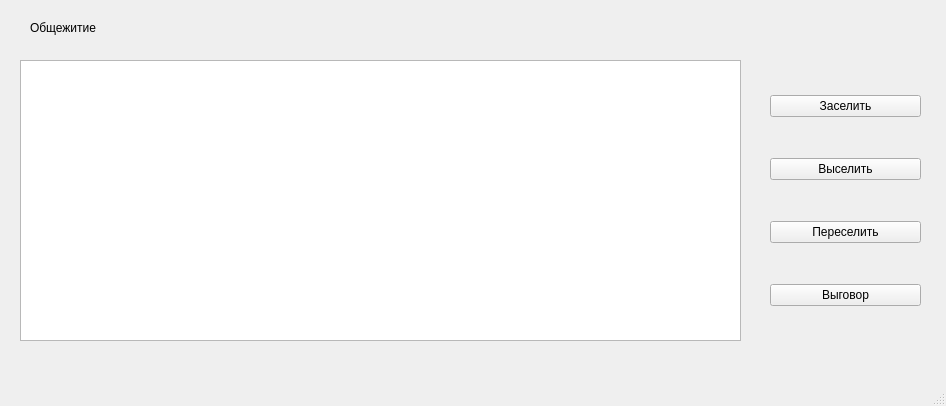
This is mainwindow.ui in OstPerino/DormitoryProject as Qt 5 draws it before an edit. The edited form follows.
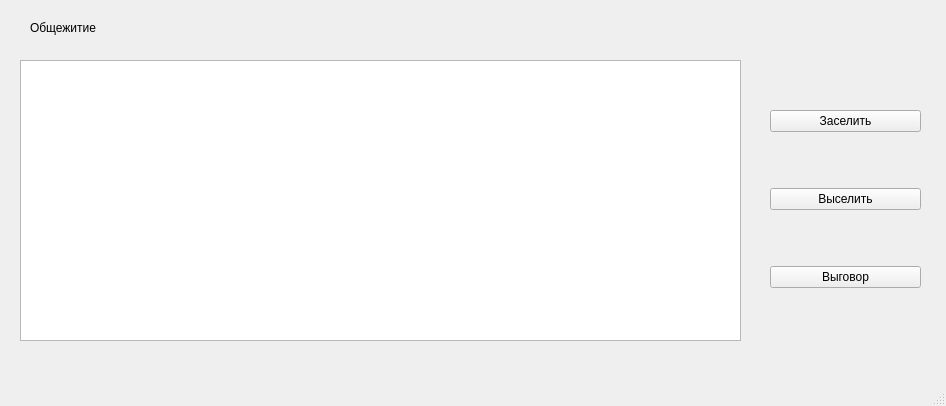
This is the edited form.

The edit to the form file:
```diff
--- a/mainwindow.ui
+++ b/mainwindow.ui
@@ -57,13 +57,6 @@
        </property>
       </widget>
      </item>
-     <item>
-      <widget class="QPushButton" name="editStudent">
-       <property name="text">
-        <string>Переселить</string>
-       </property>
-      </widget>
-     </item>
      <item>
       <widget class="QPushButton" name="talkingTo">
        <property name="text">
```
Left out of the diff: 2 changed lines with no effect on the pictures.
